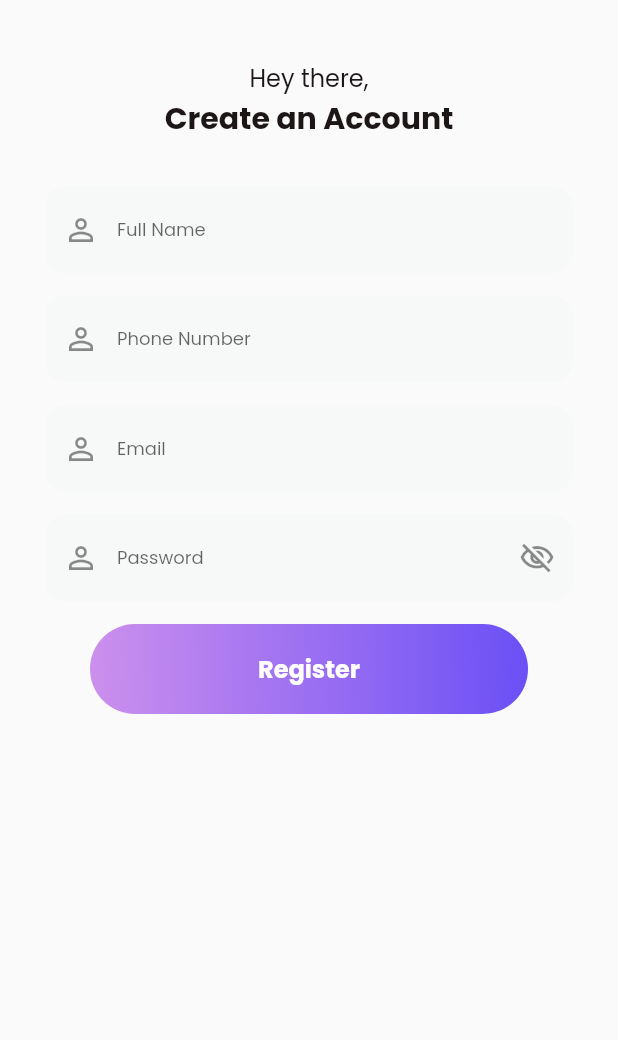
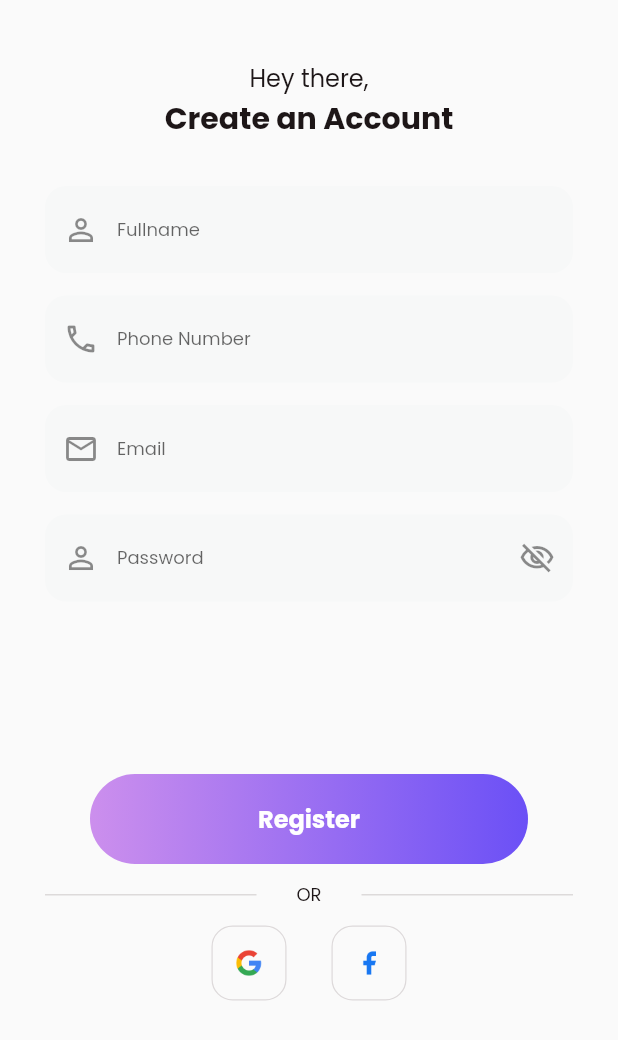
Before and after one commit to ahmdxhabibi/didpoolfit, a Flutter app: the RegisterPage screen opened by its route, on a phone screen of 412 x 824 dp. Shown: the top 1040 px of the screen. Run offline on Flutter 3.47's test engine with Material 2 defaults, Android fonts, the light colour scheme and no system bars; our stand-ins replace google_fonts.

Commit message:
register page

```diff
--- a/lib/pages/register_page.dart
+++ b/lib/pages/register_page.dart
@@ -35,24 +35,167 @@
               ),
             ),
             const SizedBox(height: 30),
-            const CostumTextForm(
-              text: 'Full Name',
+            // FULL NAME
+            Padding(
+              padding: const EdgeInsets.only(bottom: 15),
+              child: TextFormField(
+                autofocus: false,
+                obscureText: false,
+                style: GoogleFonts.poppins(
+                  fontSize: 12,
+                  color: const Color(0xffADA4A5),
+                ),
+                decoration: InputDecoration(
+                  prefixIcon: const Icon(Icons.person_outline),
+                  fillColor: const Color(0xffF7F8F8),
+                  filled: true,
+                  border: OutlineInputBorder(
+                      borderRadius: BorderRadius.circular(14),
+                      borderSide: BorderSide.none),
+                  hintText: 'Fullname',
+                ),
+              ),
             ),
-            const CostumTextForm(
-              text: 'Phone Number',
+            // PHONE NUMBER
+            Padding(
+              padding: const EdgeInsets.only(bottom: 15),
+              child: TextFormField(
+                autofocus: false,
+                obscureText: false,
+                style: GoogleFonts.poppins(
+                  fontSize: 12,
+                  color: const Color(0xffADA4A5),
+                ),
+                decoration: InputDecoration(
+                  prefixIcon: const Icon(Icons.phone_outlined),
+                  fillColor: const Color(0xffF7F8F8),
+                  filled: true,
+                  border: OutlineInputBorder(
+                      borderRadius: BorderRadius.circular(14),
+                      borderSide: BorderSide.none),
+                  hintText: 'Phone Number',
+                ),
+              ),
             ),
-            const CostumTextForm(
-              text: 'Email',
+            //EMAIL
+            Padding(
+              padding: const EdgeInsets.only(bottom: 15),
+              child: TextFormField(
+                autofocus: false,
+                obscureText: false,
+                style: GoogleFonts.poppins(
+                  fontSize: 12,
+                  color: const Color(0xffADA4A5),
+                ),
+                decoration: InputDecoration(
+                  prefixIcon: const Icon(Icons.mail_outlined),
+                  fillColor: const Color(0xffF7F8F8),
+                  filled: true,
+                  border: OutlineInputBorder(
+                      borderRadius: BorderRadius.circular(14),
+                      borderSide: BorderSide.none),
+                  hintText: 'Email',
+                ),
+              ),
             ),
-            const CostumTextForm(
-              text: 'Password',
-              hidePassword: true,
+            Padding(
+              padding: const EdgeInsets.only(bottom: 15),
+              child: TextFormField(
+                autofocus: false,
+                obscureText: true,
+                style: GoogleFonts.poppins(
+                  fontSize: 12,
+                  color: const Color(0xffADA4A5),
+                ),
+                decoration: InputDecoration(
+                  prefixIcon: const Icon(Icons.person_outline),
+                  suffixIcon: const Icon(Icons.visibility_off_outlined),
+                  fillColor: const Color(0xffF7F8F8),
+                  filled: true,
+                  border: OutlineInputBorder(
+                      borderRadius: BorderRadius.circular(14),
+                      borderSide: BorderSide.none),
+                  hintText: 'Password',
+                ),
+              ),
+            ),
+            const SizedBox(
+              height: 100,
             ),
             CustomButton(
               title: 'Register',
               onPressed: () {
                 Navigator.pushNamed(context, '/onboarding1');
               },
+            ),
+            // const SizedBox(
+            //   height: 29,
+            // ),
+            Row(
+              mainAxisAlignment: MainAxisAlignment.spaceBetween,
+              children: [
+                Container(
+                  margin: const EdgeInsets.symmetric(vertical: 20),
+                  width: 141,
+                  height: 1,
+                  color: const Color(0xffDDDADA),
+                ),
+                Text(
+                  'OR',
+                  style: GoogleFonts.poppins(
+                    color: blackColor,
+                    fontSize: 12,
+                  ),
+                ),
+                Container(
+                  margin: const EdgeInsets.symmetric(vertical: 20),
+                  width: 141,
+                  height: 1,
+                  color: const Color(0xffDDDADA),
+                )
+              ],
+            ),
+            Row(
+              mainAxisAlignment: MainAxisAlignment.center,
+              children: [
+                Container(
+                  padding: const EdgeInsets.all(15),
+                  width: 50,
+                  height: 50,
+                  decoration: ShapeDecoration(
+                    shape: RoundedRectangleBorder(
+                      side: const BorderSide(
+                          width: 0.80, color: Color(0xFFDDD9DA)),
+                      borderRadius: BorderRadius.circular(14),
+                    ),
+                  ),
+                  child: Image.asset(
+                    'assets/google.png',
+                    height: 20,
+                    width: 20,
+                  ),
+                ),
+                const SizedBox(
+                  width: 30,
+                ),
+                Container(
+                  padding: const EdgeInsets.all(15),
+                  width: 50,
+                  height: 50,
+                  decoration: ShapeDecoration(
+                    shape: RoundedRectangleBorder(
+                      side: const BorderSide(
+                          width: 0.80, color: Color(0xFFDDD9DA)),
+                      borderRadius: BorderRadius.circular(14),
+                    ),
+                  ),
+                  child: Image.asset(
+                    'assets/facebook.png',
+                    height: 20,
+                    width: 20,
+                  ),
+                ),
+              ],
             )
           ],
         ),
```
Also changed, not shown: assets/facebook.png (added), assets/google.png (added).
